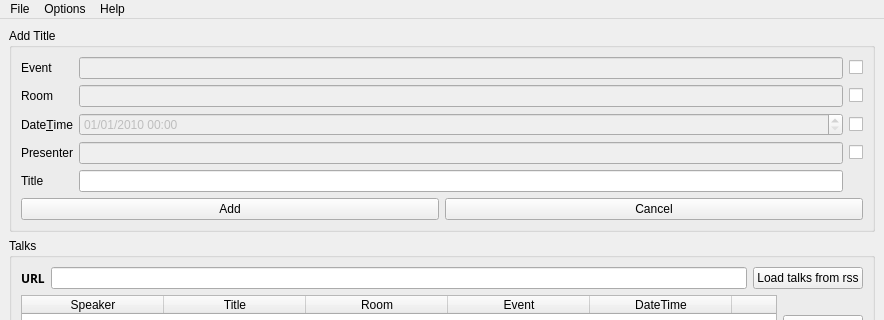
Qt form src/freeseer/frontend/talkeditor/forms/talkeditor_ui_qt.ui (Freeseer/freeseer) before a commit; both pictures show x 0 to 884 and y 0 to 320 of the 884 by 497 pixel window.
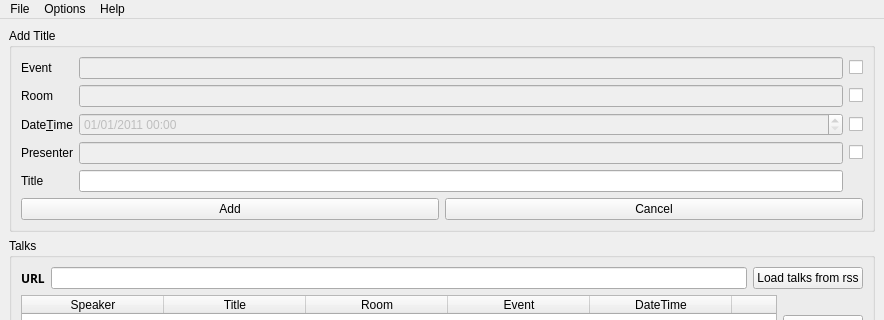
The same form after that commit. Icons and pictures are not drawn.

```diff
--- a/src/freeseer/frontend/talkeditor/forms/talkeditor_ui_qt.ui
+++ b/src/freeseer/frontend/talkeditor/forms/talkeditor_ui_qt.ui
@@ -138,7 +138,7 @@
              <hour>0</hour>
              <minute>0</minute>
              <second>0</second>
-             <year>2010</year>
+             <year>2011</year>
              <month>1</month>
              <day>1</day>
             </datetime>
```
